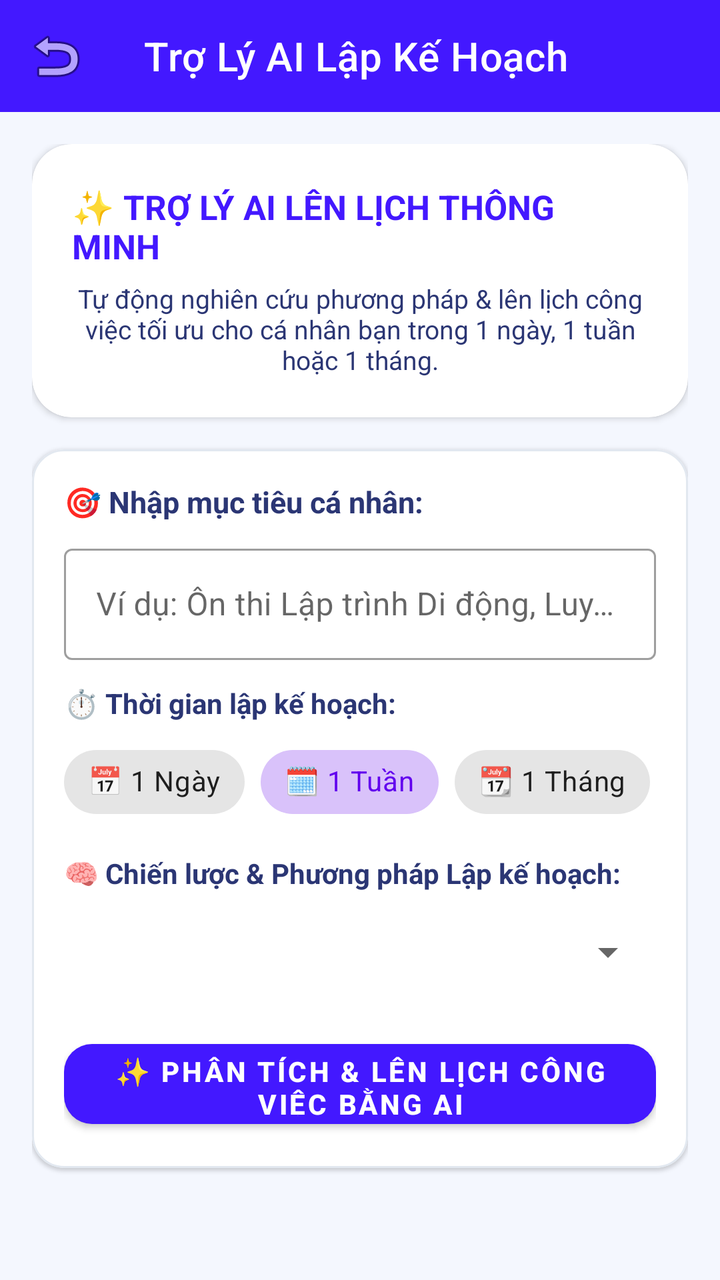
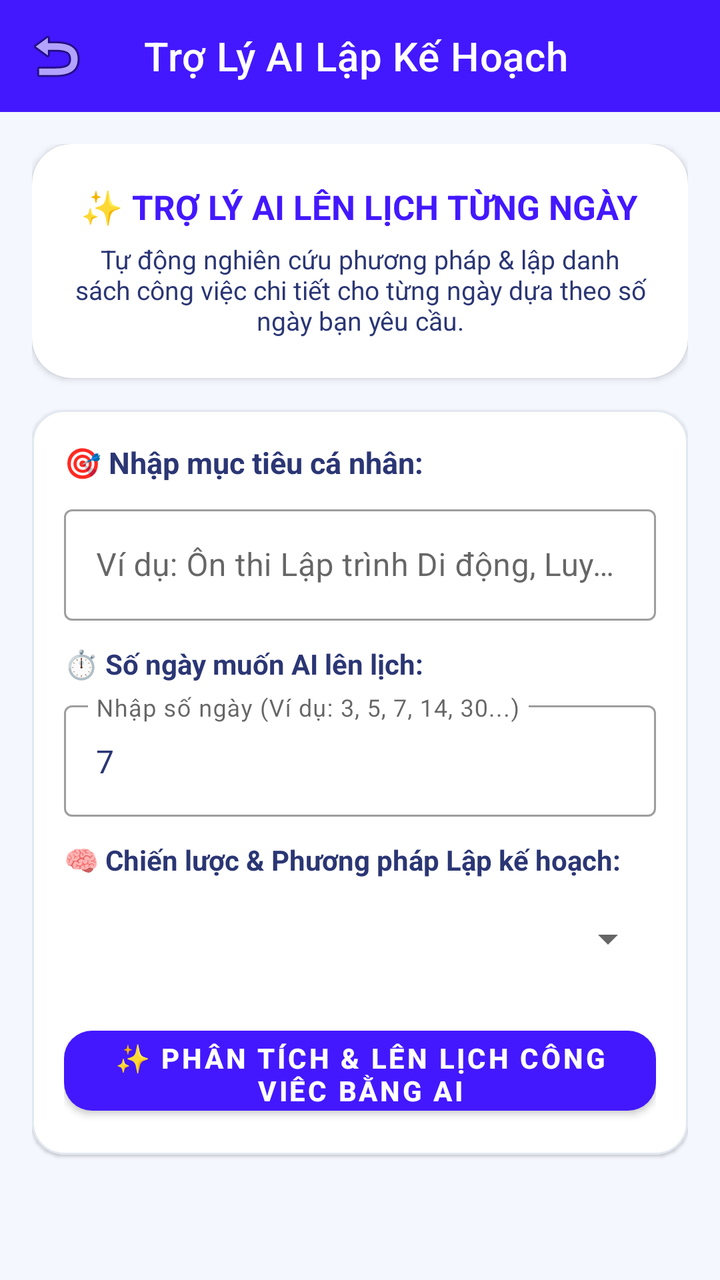

Before-and-after screenshots of an Android layout around one commit, followed by the original layout XML and the change that was made.
<!-- AndroidManifest.xml: application theme Theme.QuanLyCongViecCaNhan -->
<!-- res/layout/activity_ai_planner.xml -->
<?xml version="1.0" encoding="utf-8"?>
<LinearLayout
    xmlns:android="http://schemas.android.com/apk/res/android"
    xmlns:app="http://schemas.android.com/apk/res-auto"
    android:layout_width="match_parent"
    android:layout_height="match_parent"
    android:orientation="vertical"
    android:background="#F4F7FE"
    android:fitsSystemWindows="true">

    <androidx.appcompat.widget.Toolbar
        android:id="@+id/toolbarAi"
        android:layout_width="match_parent"
        android:layout_height="?attr/actionBarSize"
        android:background="#4318FF"
        app:navigationIcon="@android:drawable/ic_menu_revert"
        app:title="Trợ Lý AI Lập Kế Hoạch"
        app:titleTextColor="#FFFFFF" />

    <ScrollView
        android:layout_width="match_parent"
        android:layout_height="0dp"
        android:layout_weight="1"
        android:fillViewport="true">

        <LinearLayout
            android:layout_width="match_parent"
            android:layout_height="wrap_content"
            android:orientation="vertical"
            android:padding="16dp">

            
            <com.google.android.material.card.MaterialCardView
                android:layout_width="match_parent"
                android:layout_height="wrap_content"
                android:layout_marginBottom="16dp"
                app:cardCornerRadius="20dp"
                app:cardElevation="2dp"
                app:strokeWidth="0dp"
                app:cardBackgroundColor="#FFFFFF">

                <LinearLayout
                    android:layout_width="match_parent"
                    android:layout_height="wrap_content"
                    android:orientation="vertical"
                    android:gravity="center"
                    android:padding="20dp">

                    <TextView
                        android:layout_width="wrap_content"
                        android:layout_height="wrap_content"
                        android:text="✨ TRỢ LÝ AI LÊN LỊCH THÔNG MINH"
                        android:textColor="#4318FF"
                        android:textSize="17sp"
                        android:textStyle="bold"
                        android:layout_marginBottom="6dp"/>

                    <TextView
                        android:layout_width="wrap_content"
                        android:layout_height="wrap_content"
                        android:text="Tự động nghiên cứu phương pháp &amp; lên lịch công việc tối ưu cho cá nhân bạn trong 1 ngày, 1 tuần hoặc 1 tháng."
                        android:textColor="#2B3674"
                        android:textSize="13sp"
                        android:gravity="center"/>
                </LinearLayout>
            </com.google.android.material.card.MaterialCardView>

            
            <com.google.android.material.card.MaterialCardView
                android:layout_width="match_parent"
                android:layout_height="wrap_content"
                android:layout_marginBottom="16dp"
                app:cardCornerRadius="16dp"
                app:cardElevation="1dp"
                app:strokeWidth="1dp"
                app:strokeColor="#E2E8F0"
                app:cardBackgroundColor="#FFFFFF">

                <LinearLayout
                    android:layout_width="match_parent"
                    android:layout_height="wrap_content"
                    android:orientation="vertical"
                    android:padding="16dp">

                    <TextView
                        android:layout_width="wrap_content"
                        android:layout_height="wrap_content"
                        android:text="🎯 Nhập mục tiêu cá nhân:"
                        android:textColor="#2B3674"
                        android:textSize="15sp"
                        android:textStyle="bold"
                        android:layout_marginBottom="8dp"/>

                    <com.google.android.material.textfield.TextInputLayout
                        style="@style/Widget.MaterialComponents.TextInputLayout.OutlinedBox"
                        android:layout_width="match_parent"
                        android:layout_height="wrap_content"
                        android:hint="Ví dụ: Ôn thi Lập trình Di động, Luyện Tiếng Anh..."
                        android:layout_marginBottom="12dp">

                        <com.google.android.material.textfield.TextInputEditText
                            android:id="@+id/etAiGoalInput"
                            android:layout_width="match_parent"
                            android:layout_height="wrap_content"
                            android:inputType="textCapSentences"
                            android:textColor="#2B3674"/>
                    </com.google.android.material.textfield.TextInputLayout>

                    <TextView
                        android:layout_width="wrap_content"
                        android:layout_height="wrap_content"
                        android:text="⏱️ Thời gian lập kế hoạch:"
                        android:textColor="#2B3674"
                        android:textSize="14sp"
                        android:textStyle="bold"
                        android:layout_marginBottom="6dp"/>

                    <com.google.android.material.chip.ChipGroup
                        android:id="@+id/chipGroupTimeframe"
                        android:layout_width="wrap_content"
                        android:layout_height="wrap_content"
                        app:singleSelection="true"
                        app:selectionRequired="true"
                        android:layout_marginBottom="12dp">

                        <com.google.android.material.chip.Chip
                            android:id="@+id/chip1Day"
                            style="@style/Widget.MaterialComponents.Chip.Choice"
                            android:layout_width="wrap_content"
                            android:layout_height="wrap_content"
                            android:text="📅 1 Ngày" />

                        <com.google.android.material.chip.Chip
                            android:id="@+id/chip1Week"
                            style="@style/Widget.MaterialComponents.Chip.Choice"
                            android:layout_width="wrap_content"
                            android:layout_height="wrap_content"
                            android:checked="true"
                            android:text="🗓️ 1 Tuần" />

                        <com.google.android.material.chip.Chip
                            android:id="@+id/chip1Month"
                            style="@style/Widget.MaterialComponents.Chip.Choice"
                            android:layout_width="wrap_content"
                            android:layout_height="wrap_content"
                            android:text="📆 1 Tháng" />
                    </com.google.android.material.chip.ChipGroup>

                    <TextView
                        android:layout_width="wrap_content"
                        android:layout_height="wrap_content"
                        android:text="🧠 Chiến lược &amp; Phương pháp Lập kế hoạch:"
                        android:textColor="#2B3674"
                        android:textSize="14sp"
                        android:textStyle="bold"
                        android:layout_marginBottom="6dp"/>

                    <Spinner
                        android:id="@+id/spinnerAiStrategy"
                        android:layout_width="match_parent"
                        android:layout_height="48dp"
                        android:layout_marginBottom="16dp"/>

                    <com.google.android.material.button.MaterialButton
                        android:id="@+id/btnGenerateAiPlan"
                        android:layout_width="match_parent"
                        android:layout_height="52dp"
                        android:text="✨ PHÂN TÍCH &amp; LÊN LỊCH CÔNG VIỆC BẰNG AI"
                        android:textSize="14sp"
                        android:textStyle="bold"
                        app:cornerRadius="14dp"
                        app:backgroundTint="#4318FF"
                        android:textColor="#FFFFFF"/>

                </LinearLayout>
            </com.google.android.material.card.MaterialCardView>

            
            <com.google.android.material.card.MaterialCardView
                android:id="@+id/cardAiInsights"
                android:layout_width="match_parent"
                android:layout_height="wrap_content"
                android:layout_marginBottom="16dp"
                android:visibility="gone"
                app:cardCornerRadius="16dp"
                app:cardElevation="1dp"
                app:strokeWidth="1dp"
                app:strokeColor="#E2E8F0"
                app:cardBackgroundColor="#FFFFFF">

                <LinearLayout
                    android:layout_width="match_parent"
                    android:layout_height="wrap_content"
                    android:orientation="vertical"
                    android:padding="16dp">

                    <TextView
                        android:layout_width="wrap_content"
                        android:layout_height="wrap_content"
                        android:text="💡 Lời khuyên &amp; Chiến lược AI đề xuất"
                        android:textColor="#4318FF"
                        android:textSize="15sp"
                        android:textStyle="bold"
                        android:layout_marginBottom="8dp"/>

                    <TextView
                        android:id="@+id/tvAiStrategyExplanation"
                        android:layout_width="match_parent"
                        android:layout_height="wrap_content"
                        android:textColor="#2B3674"
                        android:textSize="13sp"/>
                </LinearLayout>
            </com.google.android.material.card.MaterialCardView>

            
            <com.google.android.material.card.MaterialCardView
                android:id="@+id/cardAiProposedTasks"
                android:layout_width="match_parent"
                android:layout_height="wrap_content"
                android:layout_marginBottom="24dp"
                android:visibility="gone"
                app:cardCornerRadius="16dp"
                app:cardElevation="1dp"
                app:strokeWidth="1dp"
                app:strokeColor="#E2E8F0"
                app:cardBackgroundColor="#FFFFFF">

                <LinearLayout
                    android:layout_width="match_parent"
                    android:layout_height="wrap_content"
                    android:orientation="vertical"
                    android:padding="16dp">

                    <TextView
                        android:id="@+id/tvProposedTitle"
                        android:layout_width="wrap_content"
                        android:layout_height="wrap_content"
                        android:text="📋 Danh Sách Công Việc AI Đề Xuất:"
                        android:textColor="#2B3674"
                        android:textSize="16sp"
                        android:textStyle="bold"
                        android:layout_marginBottom="12dp"/>

                    <LinearLayout
                        android:id="@+id/layoutAiProposedTasksList"
                        android:layout_width="match_parent"
                        android:layout_height="wrap_content"
                        android:orientation="vertical"
                        android:layout_marginBottom="16dp"/>

                    <com.google.android.material.button.MaterialButton
                        android:id="@+id/btnApplyAiSchedule"
                        android:layout_width="match_parent"
                        android:layout_height="52dp"
                        android:text="📥 LƯU TẤT CẢ LỊCH AI VÀO ỨNG DỤNG"
                        android:textSize="14sp"
                        android:textStyle="bold"
                        app:cornerRadius="14dp"
                        app:backgroundTint="#05CD99"
                        android:textColor="#FFFFFF"/>

                </LinearLayout>
            </com.google.android.material.card.MaterialCardView>

        </LinearLayout>
    </ScrollView>
</LinearLayout>
<!-- resources referenced by this layout -->
<resources>
  <style name="Theme.QuanLyCongViecCaNhan" parent="Base.Theme.QuanLyCongViecCaNhan" />
  <style name="Base.Theme.QuanLyCongViecCaNhan" parent="Theme.MaterialComponents.DayNight.NoActionBar">
          
          
      </style>
</resources>

<!-- the commit's change to res/layout/activity_ai_planner.xml (unified diff, before → after) -->
@@ -49,7 +49,7 @@
                     <TextView
                         android:layout_width="wrap_content"
                         android:layout_height="wrap_content"
-                        android:text="✨ TRỢ LÝ AI LÊN LỊCH THÔNG MINH"
+                        android:text="✨ TRỢ LÝ AI LÊN LỊCH TỪNG NGÀY"
                         android:textColor="#4318FF"
                         android:textSize="17sp"
                         android:textStyle="bold"
@@ -58,7 +58,7 @@
                     <TextView
                         android:layout_width="wrap_content"
                         android:layout_height="wrap_content"
-                        android:text="Tự động nghiên cứu phương pháp &amp; lên lịch công việc tối ưu cho cá nhân bạn trong 1 ngày, 1 tuần hoặc 1 tháng."
+                        android:text="Tự động nghiên cứu phương pháp &amp; lập danh sách công việc chi tiết cho từng ngày dựa theo số ngày bạn yêu cầu."
                         android:textColor="#2B3674"
                         android:textSize="13sp"
                         android:gravity="center"/>
@@ -109,42 +109,27 @@
                     <TextView
                         android:layout_width="wrap_content"
                         android:layout_height="wrap_content"
-                        android:text="⏱️ Thời gian lập kế hoạch:"
+                        android:text="⏱️ Số ngày muốn AI lên lịch:"
                         android:textColor="#2B3674"
                         android:textSize="14sp"
                         android:textStyle="bold"
                         android:layout_marginBottom="6dp"/>
 
-                    <com.google.android.material.chip.ChipGroup
-                        android:id="@+id/chipGroupTimeframe"
-                        android:layout_width="wrap_content"
-                        android:layout_height="wrap_content"
-                        app:singleSelection="true"
-                        app:selectionRequired="true"
+                    <com.google.android.material.textfield.TextInputLayout
+                        style="@style/Widget.MaterialComponents.TextInputLayout.OutlinedBox"
+                        android:layout_width="match_parent"
+                        android:layout_height="wrap_content"
+                        android:hint="Nhập số ngày (Ví dụ: 3, 5, 7, 14, 30...)"
                         android:layout_marginBottom="12dp">
 
-                        <com.google.android.material.chip.Chip
-                            android:id="@+id/chip1Day"
-                            style="@style/Widget.MaterialComponents.Chip.Choice"
-                            android:layout_width="wrap_content"
+                        <com.google.android.material.textfield.TextInputEditText
+                            android:id="@+id/etAiDaysInput"
+                            android:layout_width="match_parent"
                             android:layout_height="wrap_content"
-                            android:text="📅 1 Ngày" />
-
-                        <com.google.android.material.chip.Chip
-                            android:id="@+id/chip1Week"
-                            style="@style/Widget.MaterialComponents.Chip.Choice"
-                            android:layout_width="wrap_content"
-                            android:layout_height="wrap_content"
-                            android:checked="true"
-                            android:text="🗓️ 1 Tuần" />
-
-                        <com.google.android.material.chip.Chip
-                            android:id="@+id/chip1Month"
-                            style="@style/Widget.MaterialComponents.Chip.Choice"
-                            android:layout_width="wrap_content"
-                            android:layout_height="wrap_content"
-                            android:text="📆 1 Tháng" />
-                    </com.google.android.material.chip.ChipGroup>
+                            android:inputType="number"
+                            android:text="7"
+                            android:textColor="#2B3674"/>
+                    </com.google.android.material.textfield.TextInputLayout>
 
                     <TextView
                         android:layout_width="wrap_content"
@@ -235,7 +220,7 @@
                         android:id="@+id/tvProposedTitle"
                         android:layout_width="wrap_content"
                         android:layout_height="wrap_content"
-                        android:text="📋 Danh Sách Công Việc AI Đề Xuất:"
+                        android:text="📋 Danh Sách Công Việc AI Đề Xuất Cho Từng Ngày:"
                         android:textColor="#2B3674"
                         android:textSize="16sp"
                         android:textStyle="bold"
